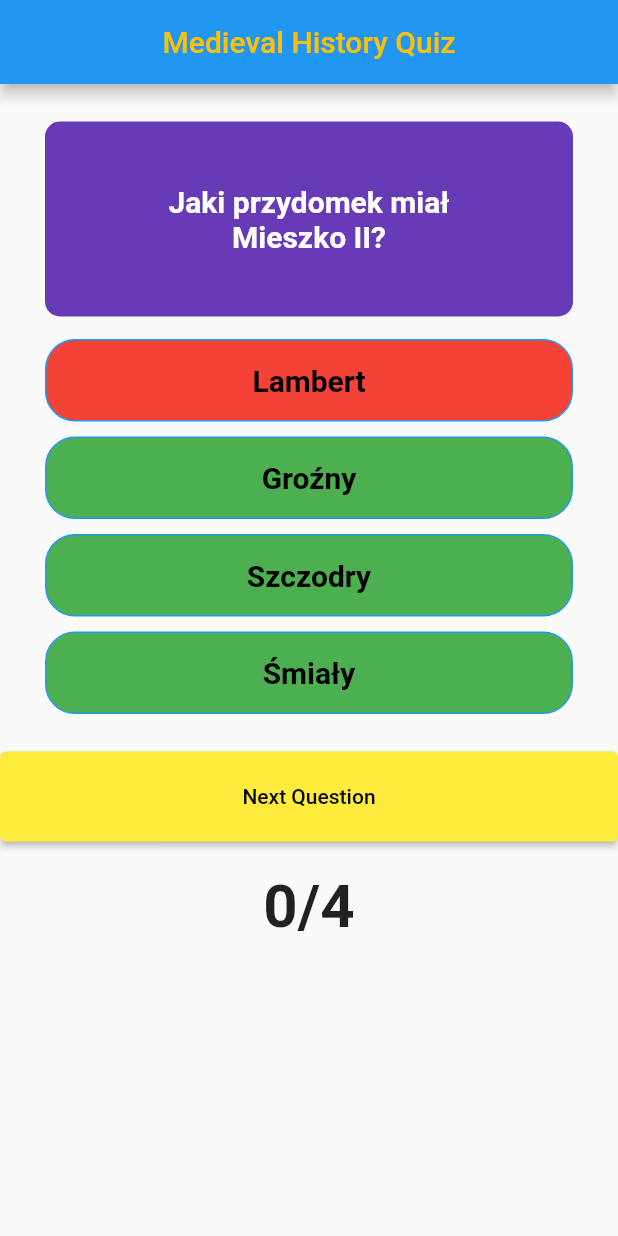
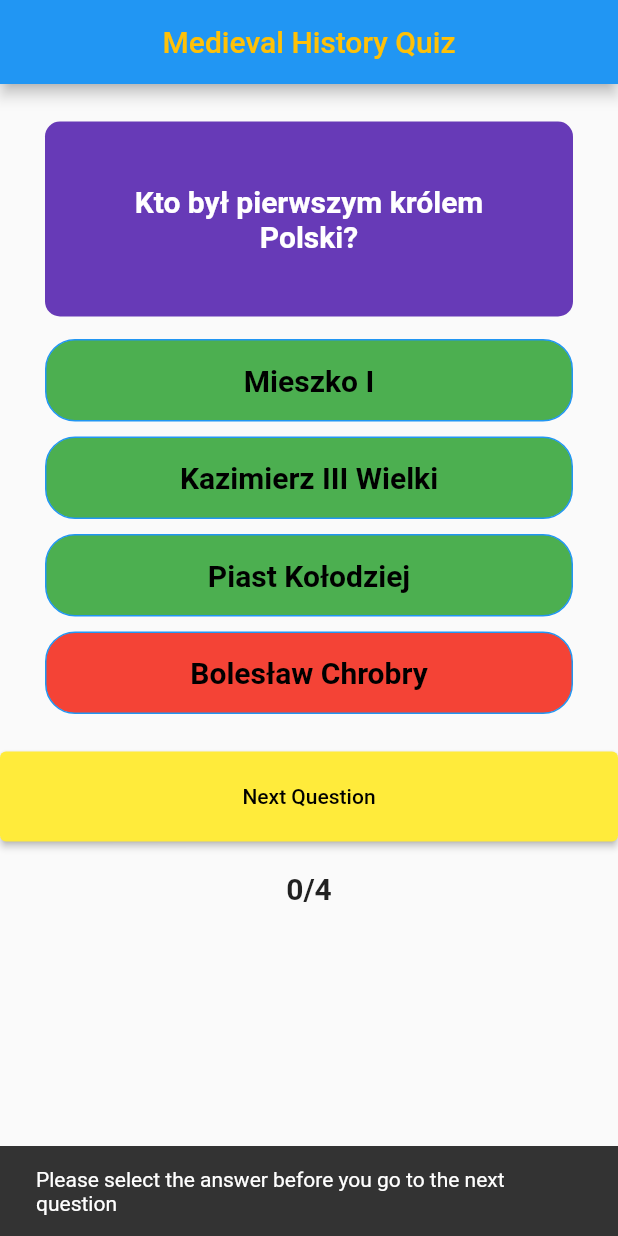
Before and after one commit to christopherwozniak/medieval_quiz, a Flutter app: the screen it shows after launch, after a tap on "Next Question", on a phone screen of 412 x 824 dp. Run offline on Flutter 3.47's test engine with Material 2 defaults, Android fonts, the light colour scheme and no system bars.

Commit message:
add bool correctAnswerSelected

```diff
--- a/lib/home/home.dart
+++ b/lib/home/home.dart
@@ -16,6 +16,7 @@
   int _totalScore = 0;
   bool answerWasSelected = false;
   bool endOfQuiz = false;
+  bool correctAnswerSelected = false;
 
   void _questionAnswered(bool answerScore) {
     setState(() {
@@ -24,6 +25,7 @@
       // check if answer was correct
       if (answerScore) {
         _totalScore++;
+        correctAnswerSelected = true;
       }
       // adding to the score tracker on top
       _scoreTracker.add(
@@ -42,6 +44,7 @@
     setState(() {
       _questioniIndex++;
       answerWasSelected = false;
+      correctAnswerSelected = false;
     });
     //what happens at the end of the quiz
     if (_questioniIndex >= _questions.length) {
@@ -110,7 +113,11 @@
                     ? Colors.green
                     : Colors.red,
                 answerTap: () {
-                  //
+                  // if answer was already selected then nothing happens onTap
+                  if (answerWasSelected) {
+                    return;
+                  }
+                  //answer is being selected
                   _questionAnswered(answer['score'] as bool);
                 },
               ),
@@ -123,6 +130,15 @@
                 minimumSize: const Size(double.infinity, 60.0),
               ),
               onPressed: () {
+                if (!answerWasSelected) {
+                  ScaffoldMessenger.of(context).showSnackBar(
+                    const SnackBar(
+                      content: Text(
+                          'Please select the answer before you go to the next question'),
+                    ),
+                  );
+                  return;
+                }
                 _nextQuestion();
               },
               child: Text(endOfQuiz ? 'Restart Quiz' : 'Next Question'),
@@ -132,9 +148,41 @@
               child: Text(
                 '${_totalScore.toString()}/${_questions.length}',
                 style: const TextStyle(
-                    fontSize: 40.0, fontWeight: FontWeight.bold),
+                    fontSize: 20.0, fontWeight: FontWeight.bold),
               ),
-            )
+            ),
+            if (answerWasSelected && !endOfQuiz)
+              Container(
+                height: 50,
+                width: double.infinity,
+                color: correctAnswerSelected ? Colors.green : Colors.red,
+                child: Center(
+                  child: Text(
+                    correctAnswerSelected
+                        ? 'You got right, well done'
+                        : 'Wrong answer...',
+                    style: const TextStyle(
+                        fontSize: 20.0,
+                        fontWeight: FontWeight.bold,
+                        color: Colors.white),
+                  ),
+                ),
+              ),
+            if (endOfQuiz)
+              Container(
+                height: 100,
+                width: double.infinity,
+                color: Colors.black,
+                child: Center(
+                  child: Text(
+                    'HI',
+                    style: TextStyle(
+                        fontSize: 20.0,
+                        fontWeight: FontWeight.bold,
+                        color: _totalScore > 2 ? Colors.green : Colors.red),
+                  ),
+                ),
+              ),
           ],
         ),
       ),
```
